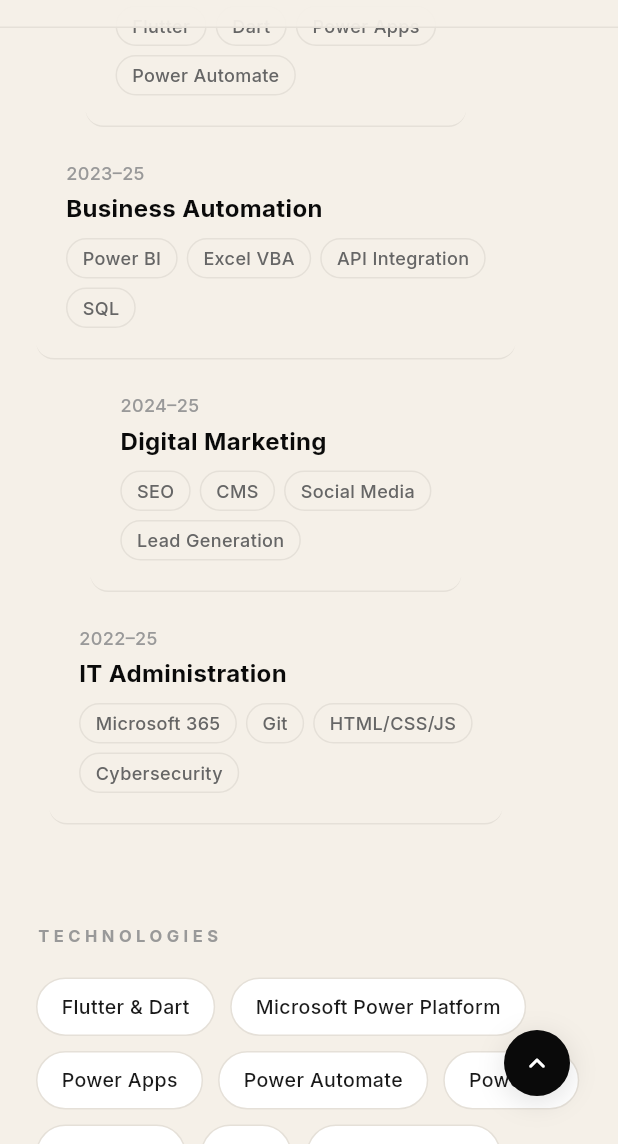
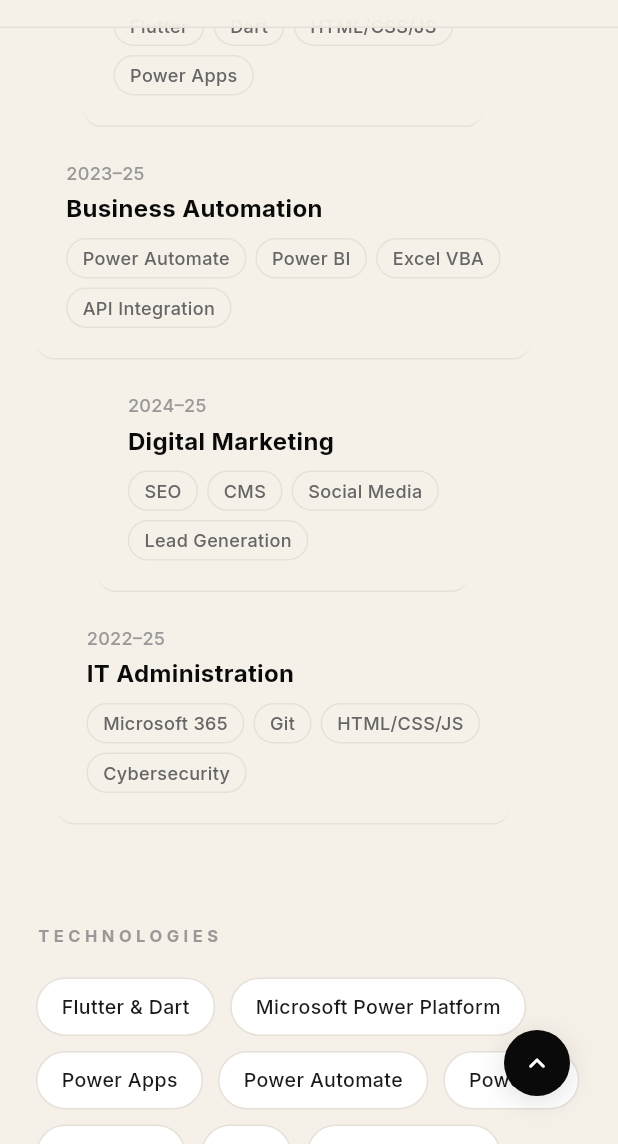
Before and after one commit to lestify12/kjtabinas, a Flutter app: the screen it shows after launch, scrolled down 2304 dp, on a phone screen of 412 x 824 dp, the part 92-1236 px from its top. Run offline on Flutter 3.47's test engine with Material 3 defaults, Android fonts, the light colour scheme and no system bars; our stand-ins replace flutter_animate, google_fonts, visibility_detector; missing offline and left inert: dart:html.

Commit message:
Update portfolio - skills, hero subtitle, experience fixes

```diff
--- a/lib/sections/hero_section.dart
+++ b/lib/sections/hero_section.dart
@@ -140,7 +140,7 @@
                 ),
                 const SizedBox(height: 12),
                 Text(
-                  'Flutter · Web · Automation',
+                  'Flutter · Web · Mobile · Automation',
                   style: GoogleFonts.inter(
                     fontSize: 13,
                     color: AppTheme.textGray,
@@ -335,7 +335,7 @@
           const SizedBox(height: 16),
 
           Text(
-            'SOFTWARE ENGINEER\nFlutter · Web · Automation',
+            'SOFTWARE ENGINEER\nFlutter · Web · Mobile · Automation',
             style: GoogleFonts.inter(
               fontSize: 15,
               color: AppTheme.textGray,
--- a/lib/sections/skills_section.dart
+++ b/lib/sections/skills_section.dart
@@ -74,9 +74,9 @@
 
   static const _rows = [
     _SkillRow('2023–25', 'Software Engineering',
-        ['Flutter', 'Dart', 'Power Apps', 'Power Automate']),
+        ['Flutter', 'Dart', 'HTML/CSS/JS', 'Power Apps']),
     _SkillRow('2023–25', 'Business Automation',
-        ['Power BI', 'Excel VBA', 'API Integration', 'SQL']),
+        ['Power Automate', 'Power BI', 'Excel VBA', 'API Integration']),
     _SkillRow('2024–25', 'Digital Marketing',
         ['SEO', 'CMS', 'Social Media', 'Lead Generation']),
     _SkillRow('2022–25', 'IT Administration',
```
